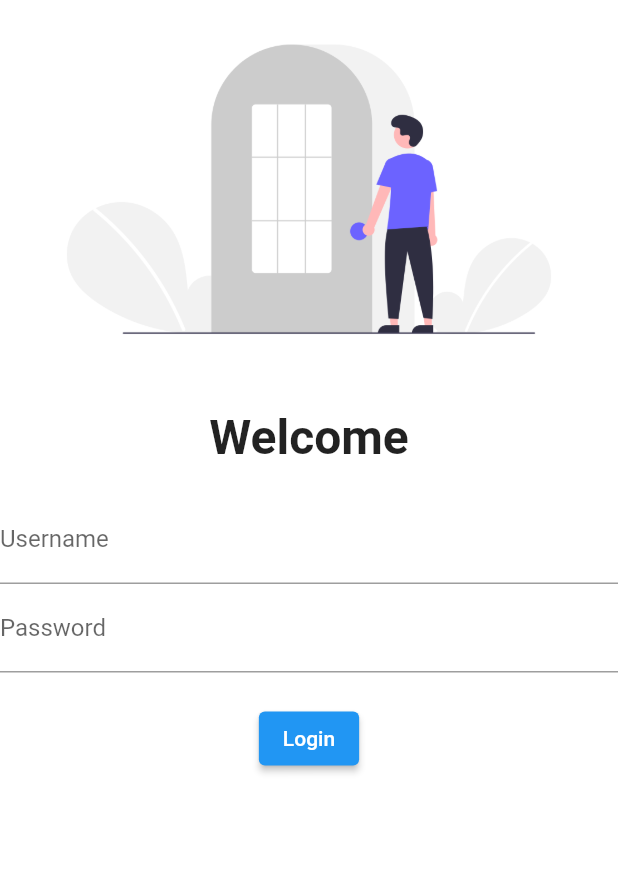
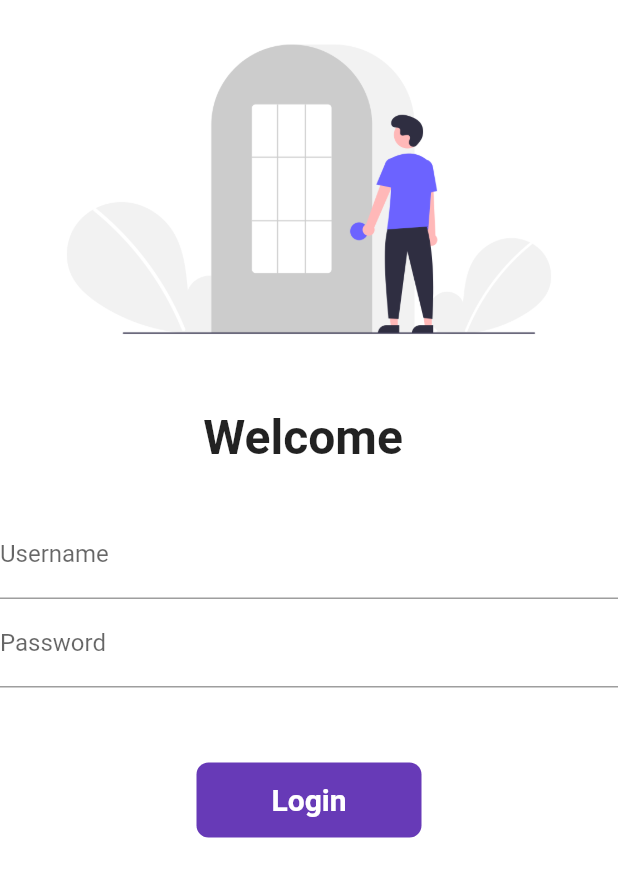
Before and after one commit to Pranav-sh/flutter_login, a Flutter app: the screen it shows after launch, on a phone screen of 412 x 824 dp. Shown: the top 877 px of the screen. Run offline on Flutter 3.47's test engine with Material 2 defaults, Android fonts, the light colour scheme and no system bars.

Commit message:
completed day5

```diff
--- a/lib/Pages/loginpage.dart
+++ b/lib/Pages/loginpage.dart
@@ -1,33 +1,47 @@
+import 'package:central/utils/route.dart';
 import 'package:flutter/material.dart';
 
-class LoginPage extends StatelessWidget {
+class LoginPage extends StatefulWidget {
   const LoginPage({super.key});
 
+  @override
+  State<LoginPage> createState() => _LoginPageState();
+}
+
+class _LoginPageState extends State<LoginPage> {
+  _LoginPageState createstate() => _LoginPageState();
+  String name = '';
+  bool changeButton = false;
   @override
   Widget build(BuildContext context) {
     return Material(
         color: Colors.white,
-        child: Column(
+        child: SingleChildScrollView(
+            child: Column(
           children: [
             Image.asset('assets/images/log.png'),
             SizedBox(
               height: 20.0,
             ),
             Text(
-              "Welcome",
+              "Welcome $name",
               style: TextStyle(
                 fontSize: 32,
                 fontWeight: FontWeight.bold,
               ),
             ),
             SizedBox(
-              height: 20.0,
+              height: 30.0,
             ),
             Column(
               children: [
                 TextFormField(
                   decoration: InputDecoration(
                       hintText: "Enter UserName", labelText: "Username"),
+                  onChanged: (value) {
+                    name = value;
+                    setState(() {});
+                  },
                 ),
                 TextFormField(
                   obscureText: true,
@@ -35,17 +49,54 @@ class LoginPage extends StatelessWidget {
                       hintText: "Enter Password", labelText: "Password"),
                 ),
                 SizedBox(
-                  height: 20.0,
+                  height: 50.0,
                 ),
-                ElevatedButton(
-                  child: Text("Login"),
-                  onPressed: () {
-                    print("chindhi");
-                  },
-                ),
+                InkWell(
+                    onTap:() async {
+                      setState(() {
+                        changeButton = true;
+                      });
+                      await Future.delayed(Duration(seconds: 1));
+                      Navigator.pushNamed(context, MyRoutes.homeRoute);
+                    },
+                    child: AnimatedContainer(
+                      duration: Duration(seconds: 1),
+                      height:  50,
+                      width:changeButton?50: 150,
+                      alignment: Alignment.center,
+                      child: changeButton
+                      ? Icon(
+                        Icons.done,
+                        color: Colors.white,
+                      )
+                      : Text(
+                        'Login',
+                        style: TextStyle(
+                            color: Colors.white,
+                            fontWeight: FontWeight.bold,
+                            fontSize: 20),
+                      ),
+                      decoration: BoxDecoration(
+                          color: Colors.deepPurple,
+                          borderRadius: BorderRadius.circular(changeButton?50:8)),
+                    )
+                    //ElevatedButton(
+                    //style: TextButton.styleFrom(minimumSize: Size(150, 40)),
+                    //child: Text("Login"),
+                    //onPressed: () {
+                    //Navigator.pushNamed(context, MyRoutes.homeRoute);
+                    //},
+                    //),
+                    )
               ],
             )
           ],
-        ));
+        )));
+  }
+
+  @override
+  State<StatefulWidget> createState() {
+    // TODO: implement createState
+    throw UnimplementedError();
   }
 }
--- a/lib/main.dart
+++ b/lib/main.dart
@@ -1,3 +1,4 @@
+import 'package:central/utils/route.dart';
 import 'package:flutter/material.dart';
 import 'Pages/home_page.dart';
 import 'Pages/loginpage.dart';
@@ -12,10 +13,12 @@ class MyApp extends StatelessWidget {
     return MaterialApp(
       themeMode: ThemeMode.light,
       theme: ThemeData(primarySwatch: Colors.blue),
+      debugShowCheckedModeBanner: false,
       initialRoute: "/",
       routes: {
         "/":(context) => LoginPage(),
-        "/home": (context) => HomePage(),
+        MyRoutes.homeRoute: (context) => HomePage(),
+        MyRoutes.loginRoute: (context) => LoginPage(),
       },
     );
   }
--- /dev/null
+++ b/lib/utils/route.dart
@@ -0,0 +1,4 @@
+class MyRoutes{
+  static String loginRoute = "/login" ;
+  static String homeRoute = "/home" ;
+}
```
